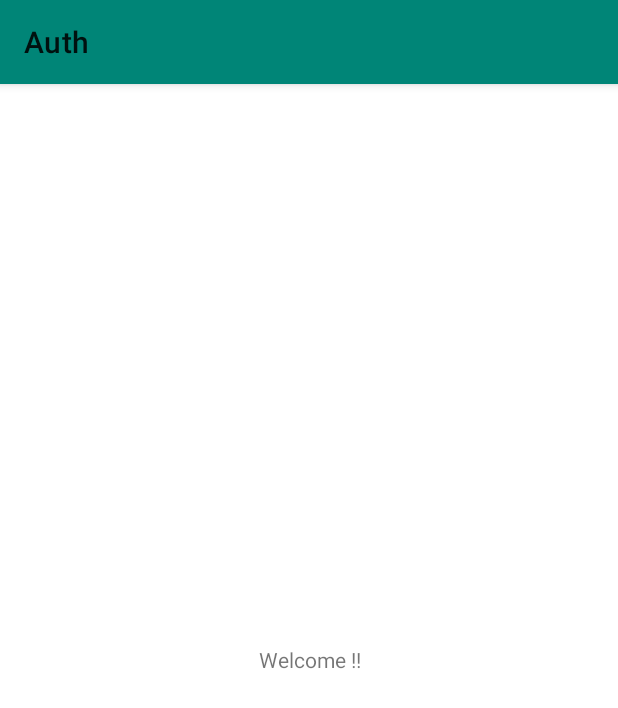
After one commit to khadkarajesh/Auth, an Android app: the DashboardActivity screen opened directly, with no data from a screen before it, on a phone screen of 412 x 824 dp. The commit adds this screen. Shown: the top 708 px of the screen. Run offline under Robolectric (Android 15) with nearby library versions, the phone set to English and light mode, and no system bars.

Commit message:
add intent to launch dashboard

```diff
--- a/app/src/main/AndroidManifest.xml
+++ b/app/src/main/AndroidManifest.xml
@@ -10,13 +10,14 @@
         android:roundIcon="@mipmap/ic_launcher_round"
         android:supportsRtl="true"
         android:theme="@style/AppTheme">
-        <activity android:name=".MainActivity">
+        <activity android:name=".ui.main.MainActivity">
             <intent-filter>
                 <action android:name="android.intent.action.MAIN" />
 
                 <category android:name="android.intent.category.LAUNCHER" />
             </intent-filter>
         </activity>
+        <activity android:name=".ui.dashboard.DashboardActivity"></activity>
     </application>
 
 </manifest>
--- a/app/src/main/java/com/example/auth/App.kt
+++ b/app/src/main/java/com/example/auth/App.kt
@@ -1,7 +1,9 @@
 package com.example.auth
 
 import android.app.Application
+import android.content.Intent
 import android.util.Log
+import com.example.auth.ui.dashboard.DashboardActivity
 import com.google.gson.Gson
 import com.smartmobe.auth.AuthConfig
 import com.smartmobe.auth.bus.AuthEvent
@@ -37,6 +39,7 @@ class App : Application() {
                 var baseResponse: BaseResponse<User> = Gson().fromJson(event.result.string(),
                         getType(BaseResponse::class.java, User::class.java))
                 Log.d("login success", "called " + baseResponse.body?.firstName)
+                this.startActivity(Intent(this, DashboardActivity::class.java))
             }
         }
     }
--- /dev/null
+++ b/app/src/main/java/com/example/auth/ui/dashboard/DashboardActivity.kt
@@ -0,0 +1,13 @@
+package com.example.auth.ui.dashboard
+
+import android.os.Bundle
+import androidx.appcompat.app.AppCompatActivity
+import com.example.auth.R
+
+class DashboardActivity : AppCompatActivity() {
+
+    override fun onCreate(savedInstanceState: Bundle?) {
+        super.onCreate(savedInstanceState)
+        setContentView(R.layout.activity_dashboard)
+    }
+}
--- a/app/src/main/java/com/example/auth/MainActivity.kt
+++ b/app/src/main/java/com/example/auth/ui/main/MainActivity.kt
@@ -1,8 +1,9 @@
-package com.example.auth
+package com.example.auth.ui.main
 
 import android.content.Intent
 import android.os.Bundle
 import androidx.appcompat.app.AppCompatActivity
+import com.example.auth.R
 import com.smartmobe.auth.ui.login.LoginActivity
 
 class MainActivity : AppCompatActivity() {
--- /dev/null
+++ b/app/src/main/res/layout/activity_dashboard.xml
@@ -0,0 +1,21 @@
+<?xml version="1.0" encoding="utf-8"?>
+<androidx.constraintlayout.widget.ConstraintLayout xmlns:android="http://schemas.android.com/apk/res/android"
+    xmlns:app="http://schemas.android.com/apk/res-auto"
+    xmlns:tools="http://schemas.android.com/tools"
+    android:layout_width="match_parent"
+    android:layout_height="match_parent"
+    tools:context=".ui.dashboard.DashboardActivity">
+
+    <TextView
+        android:layout_width="0dp"
+        android:layout_height="match_parent"
+        android:layout_marginStart="8dp"
+        android:layout_marginLeft="8dp"
+        android:layout_marginEnd="8dp"
+        android:layout_marginRight="8dp"
+        android:gravity="center"
+        android:text="Welcome !!"
+        app:layout_constraintEnd_toEndOf="parent"
+        app:layout_constraintStart_toStartOf="parent" />
+
+</androidx.constraintlayout.widget.ConstraintLayout>
--- a/app/src/main/res/layout/activity_main.xml
+++ b/app/src/main/res/layout/activity_main.xml
@@ -4,7 +4,7 @@
     xmlns:tools="http://schemas.android.com/tools"
     android:layout_width="match_parent"
     android:layout_height="match_parent"
-    tools:context=".MainActivity">
+    tools:context=".ui.main.MainActivity">
 
     <TextView
         android:layout_width="wrap_content"
```
